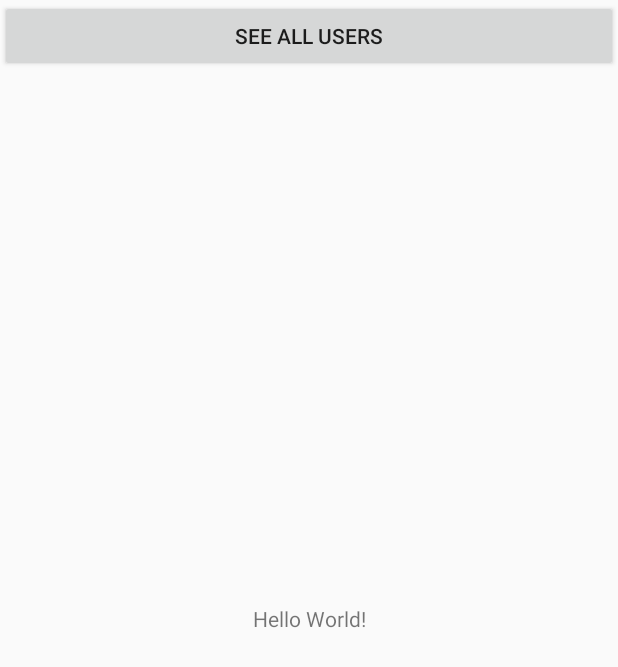
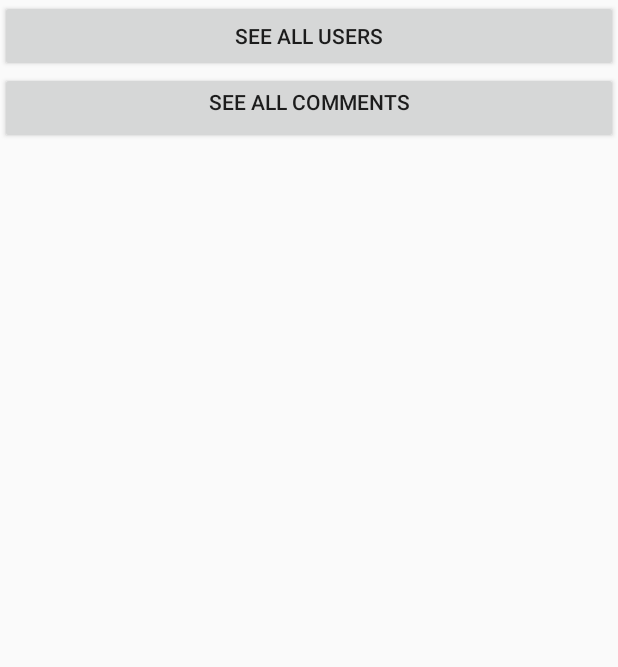
Before and after one commit to kimnovak/finder, an Android app: the screen it shows after launch (MainActivity), on a phone screen of 412 x 824 dp. Shown: the top 667 px of the screen. Run offline under Robolectric (Android 15) with nearby library versions, the phone set to English and light mode, and no system bars.

Commit message:
Started comments View, added activity, adapter, layout.. #3

```diff
--- a/Finder/app/src/main/AndroidManifest.xml
+++ b/Finder/app/src/main/AndroidManifest.xml
@@ -18,6 +18,8 @@
         </activity>
         <activity android:name=".activities.ViewAllUsersActivity">
         </activity>
+        <activity android:name=".activities.CommentActivity">
+        </activity>
     </application>
 
 </manifest>
--- a/Finder/app/src/main/java/ftn/tim2/finder/MainActivity.java
+++ b/Finder/app/src/main/java/ftn/tim2/finder/MainActivity.java
@@ -6,6 +6,7 @@ import android.os.Bundle;
 import android.view.View;
 import android.widget.Button;
 
+import ftn.tim2.finder.activities.CommentActivity;
 import ftn.tim2.finder.activities.ViewAllUsersActivity;
 
 public class MainActivity extends AppCompatActivity {
@@ -22,5 +23,13 @@ public class MainActivity extends AppCompatActivity {
                 startActivity(intent);
             }
         });
+        Button commentsBtn = findViewById(R.id.viewallcommentsbtn);
+        commentsBtn.setOnClickListener(new View.OnClickListener() {
+            @Override
+            public void onClick(View v) {
+                Intent intent = new Intent(MainActivity.this, CommentActivity.class);
+                startActivity(intent);
+            }
+        });
     }
 }
--- a/Finder/app/src/main/res/layout/activity_main.xml
+++ b/Finder/app/src/main/res/layout/activity_main.xml
@@ -1,21 +1,22 @@
 <?xml version="1.0" encoding="utf-8"?>
-<android.support.constraint.ConstraintLayout xmlns:android="http://schemas.android.com/apk/res/android"
+<LinearLayout xmlns:android="http://schemas.android.com/apk/res/android"
     xmlns:app="http://schemas.android.com/apk/res-auto"
     xmlns:tools="http://schemas.android.com/tools"
     android:layout_width="match_parent"
     android:layout_height="match_parent"
+    android:orientation="vertical"
     tools:context=".MainActivity">
 
-    <TextView
-        android:layout_width="wrap_content"
-        android:layout_height="wrap_content"
-        android:text="Hello World!"
-        app:layout_constraintBottom_toBottomOf="parent"
-        app:layout_constraintLeft_toLeftOf="parent"
-        app:layout_constraintRight_toRightOf="parent"
-        app:layout_constraintTop_toTopOf="parent" />
     <Button
         android:layout_width="match_parent"
         android:layout_height="wrap_content" android:id="@+id/viewallusersbtn" android:text="@string/seeAllUsersBtn"/>
 
-</android.support.constraint.ConstraintLayout>
+    <Button
+        android:layout_width="match_parent"
+        android:layout_height="wrap_content"
+        android:id="@+id/viewallcommentsbtn"
+        android:text="See all comments"
+        android:textAlignment="center"
+        android:gravity=""/>
+
+</LinearLayout>
--- a/Finder/app/src/main/res/layout/profile_detail.xml
+++ b/Finder/app/src/main/res/layout/activity_profile_detail.xml
@@ -47,7 +47,8 @@
                 android:layout_width="match_parent"
                 android:layout_height="match_parent"
                 android:orientation="horizontal"
-                android:weightSum="2">
+                android:weightSum="2"
+                android:baselineAligned="false">
                 <LinearLayout
                     android:layout_width="0dp"
                     android:layout_weight="1"
--- a/Finder/app/src/main/res/values/colors.xml
+++ b/Finder/app/src/main/res/values/colors.xml
@@ -6,4 +6,5 @@
     <color name="grayLight">#f2f2f2</color>
     <color name="color_stroke">#2c3e50</color>
     <color name="black">#000000</color>
+    <color name="white">#fff</color>
 </resources>
--- a/Finder/app/src/main/res/values/dimens.xml
+++ b/Finder/app/src/main/res/values/dimens.xml
@@ -4,4 +4,8 @@
     <dimen name="username_text_size">23sp</dimen>
     <dimen name="email_text_size">17sp</dimen>
     <dimen name="user_item_left_margin">30dp</dimen>
+    <dimen name="activity_horizontal_margin">16dp</dimen>
+    <dimen name="activity_vertical_margin">16dp</dimen>
+    <dimen name="fab_margin">16dp</dimen>
+    <dimen name="row_padding_vertical">10dp</dimen>
 </resources>
```
Also changed, not shown: Finder/app/src/main/java/ftn/tim2/finder/activities/CommentActivity.java (added, +54 -0 lines), Finder/app/src/main/java/ftn/tim2/finder/adapters/CommentAdapter.java (added, +56 -0 lines), Finder/app/src/main/java/ftn/tim2/finder/model/Comment.java (added, +44 -0 lines), Finder/app/src/main/res/drawable/ic_send_24dp.xml (added, +9 -0 lines), Finder/app/src/main/res/layout/activity_comments.xml (added, +23 -0 lines), Finder/app/src/main/res/layout/comments_item.xml (added, +36 -0 lines).
